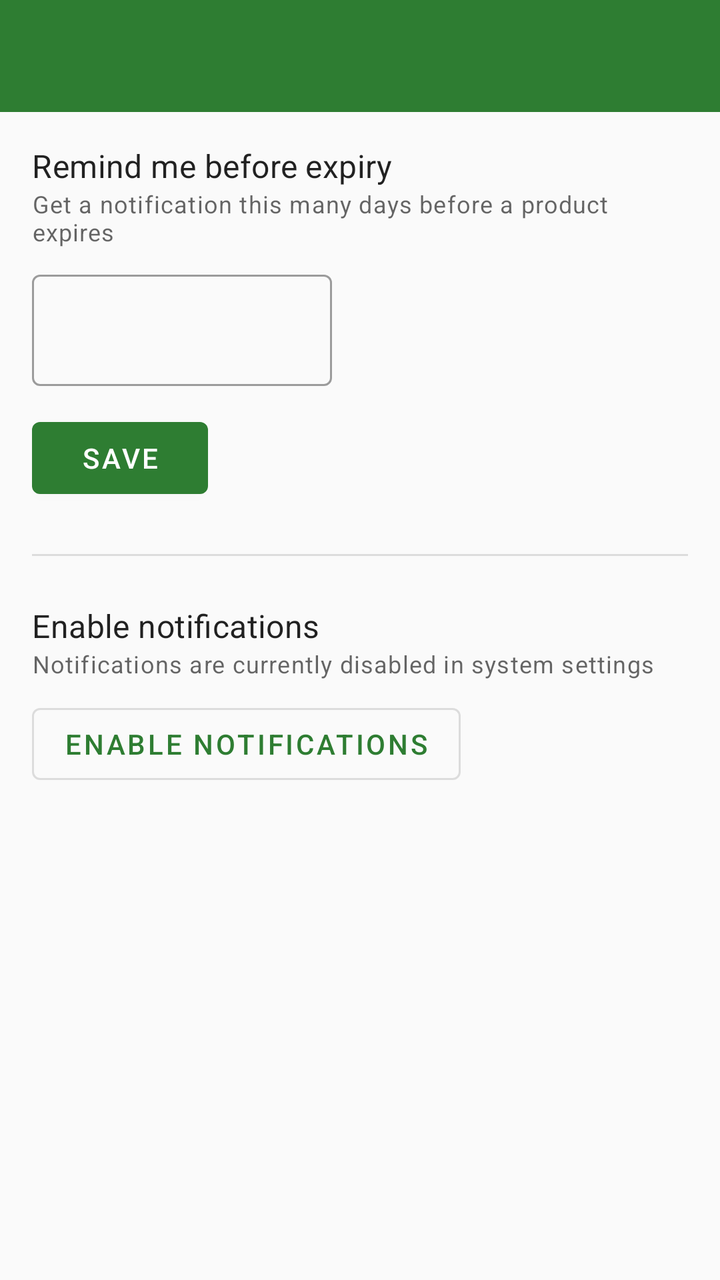
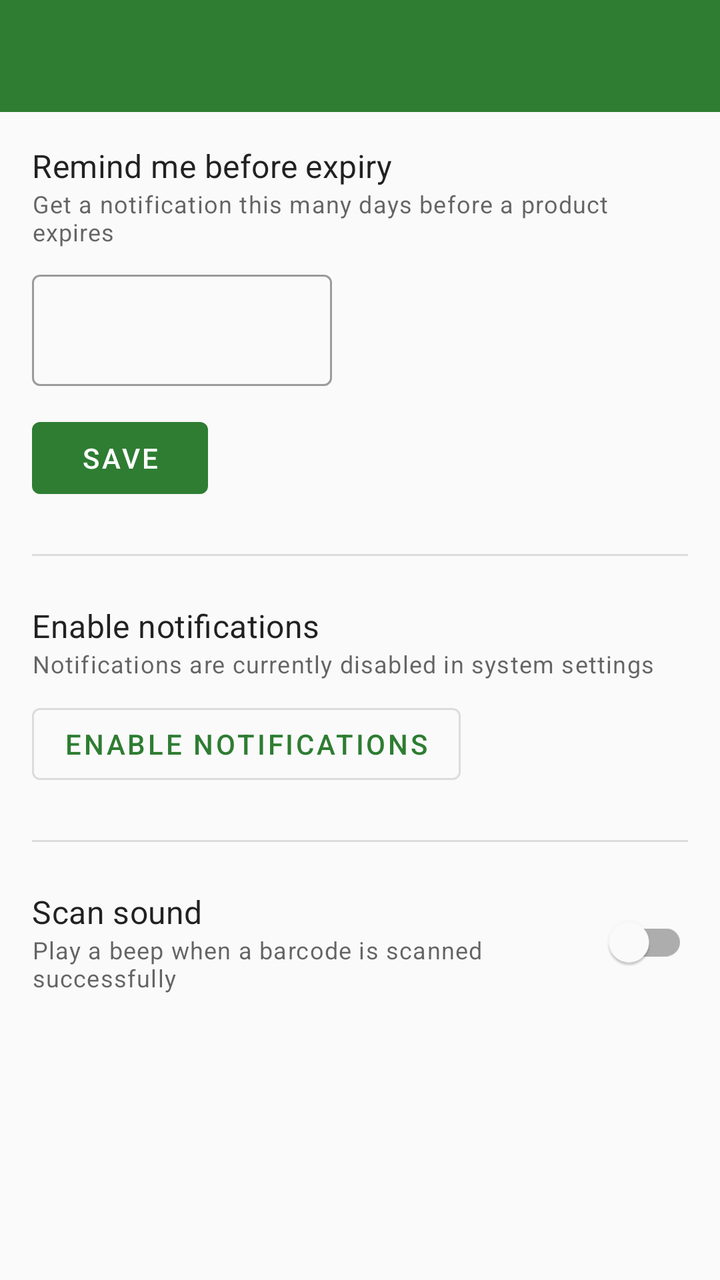

An Android layout rendered at two revisions. The XML below is the earlier revision; the diff shows what the commit changed to produce the second picture.
<!-- AndroidManifest.xml: application theme Theme.ExpiryManager -->
<!-- res/layout/activity_settings.xml -->
<?xml version="1.0" encoding="utf-8"?>
<LinearLayout
    xmlns:android="http://schemas.android.com/apk/res/android"
    xmlns:app="http://schemas.android.com/apk/res-auto"
    android:layout_width="match_parent"
    android:layout_height="match_parent"
    android:orientation="vertical">

    <androidx.appcompat.widget.Toolbar
        android:id="@+id/toolbar"
        android:layout_width="match_parent"
        android:layout_height="?attr/actionBarSize"
        android:background="?attr/colorPrimary"
        app:titleTextColor="?attr/colorOnPrimary"
        app:navigationIconTint="?attr/colorOnPrimary" />

    <LinearLayout
        android:layout_width="match_parent"
        android:layout_height="wrap_content"
        android:orientation="vertical"
        android:padding="16dp">

        <TextView
            android:layout_width="match_parent"
            android:layout_height="wrap_content"
            android:text="@string/pref_lead_time_title"
            android:textAppearance="?attr/textAppearanceSubtitle1" />

        <TextView
            android:layout_width="match_parent"
            android:layout_height="wrap_content"
            android:layout_marginBottom="8dp"
            android:text="@string/pref_lead_time_summary"
            android:textAppearance="?attr/textAppearanceCaption" />

        <com.google.android.material.textfield.TextInputLayout
            android:id="@+id/layout_lead_time"
            style="@style/Widget.MaterialComponents.TextInputLayout.OutlinedBox"
            android:layout_width="150dp"
            android:layout_height="wrap_content">

            <com.google.android.material.textfield.TextInputEditText
                android:id="@+id/edit_lead_time"
                android:layout_width="match_parent"
                android:layout_height="wrap_content"
                android:inputType="number" />

        </com.google.android.material.textfield.TextInputLayout>

        <com.google.android.material.button.MaterialButton
            android:id="@+id/button_save_lead_time"
            android:layout_width="wrap_content"
            android:layout_height="wrap_content"
            android:layout_marginTop="12dp"
            android:text="@string/action_save" />

        <View
            android:layout_width="match_parent"
            android:layout_height="1dp"
            android:layout_marginVertical="24dp"
            android:background="?android:attr/listDivider" />

        <TextView
            android:layout_width="match_parent"
            android:layout_height="wrap_content"
            android:text="@string/pref_notifications_title"
            android:textAppearance="?attr/textAppearanceSubtitle1" />

        <TextView
            android:id="@+id/text_notifications_summary"
            android:layout_width="match_parent"
            android:layout_height="wrap_content"
            android:layout_marginBottom="8dp"
            android:text="@string/pref_notifications_summary"
            android:textAppearance="?attr/textAppearanceCaption" />

        <com.google.android.material.button.MaterialButton
            android:id="@+id/button_open_notification_settings"
            style="@style/Widget.MaterialComponents.Button.OutlinedButton"
            android:layout_width="wrap_content"
            android:layout_height="wrap_content"
            android:text="@string/pref_notifications_title" />

    </LinearLayout>

</LinearLayout>
<!-- resources referenced by this layout -->
<resources>
  <string name="action_save">Save</string>
  <string name="pref_lead_time_summary">Get a notification this many days before a product expires</string>
  <string name="pref_lead_time_title">Remind me before expiry</string>
  <string name="pref_notifications_summary">Notifications are currently disabled in system settings</string>
  <string name="pref_notifications_title">Enable notifications</string>
  <style name="Theme.ExpiryManager" parent="Theme.MaterialComponents.DayNight.NoActionBar">
          <item name="colorPrimary">@color/primary</item>
          <item name="colorPrimaryDark">@color/primary_dark</item>
          <item name="colorOnPrimary">@color/on_primary</item>
          <item name="colorAccent">@color/accent</item>
          <item name="android:windowBackground">@color/background_light</item>
      </style>
  <color name="primary">#2E7D32</color>
  <color name="primary_dark">#1B5E20</color>
  <color name="on_primary">#FFFFFF</color>
  <color name="accent">#FF6F00</color>
  <color name="background_light">#FAFAFA</color>
</resources>

<!-- the commit's change to res/layout/activity_settings.xml (unified diff, before → after) -->
@@ -81,6 +81,45 @@
             android:layout_height="wrap_content"
             android:text="@string/pref_notifications_title" />
 
+        <View
+            android:layout_width="match_parent"
+            android:layout_height="1dp"
+            android:layout_marginVertical="24dp"
+            android:background="?android:attr/listDivider" />
+
+        <LinearLayout
+            android:layout_width="match_parent"
+            android:layout_height="wrap_content"
+            android:gravity="center_vertical"
+            android:orientation="horizontal">
+
+            <LinearLayout
+                android:layout_width="0dp"
+                android:layout_height="wrap_content"
+                android:layout_weight="1"
+                android:orientation="vertical">
+
+                <TextView
+                    android:layout_width="match_parent"
+                    android:layout_height="wrap_content"
+                    android:text="@string/pref_scan_sound_title"
+                    android:textAppearance="?attr/textAppearanceSubtitle1" />
+
+                <TextView
+                    android:layout_width="match_parent"
+                    android:layout_height="wrap_content"
+                    android:text="@string/pref_scan_sound_summary"
+                    android:textAppearance="?attr/textAppearanceCaption" />
+
+            </LinearLayout>
+
+            <com.google.android.material.switchmaterial.SwitchMaterial
+                android:id="@+id/switch_scan_sound"
+                android:layout_width="wrap_content"
+                android:layout_height="wrap_content" />
+
+        </LinearLayout>
+
     </LinearLayout>
 
 </LinearLayout>
<!-- resource entries referenced after the edit -->
@@ -5,6 +5,8 @@
   <string name="pref_lead_time_title">Remind me before expiry</string>
   <string name="pref_notifications_summary">Notifications are currently disabled in system settings</string>
   <string name="pref_notifications_title">Enable notifications</string>
+  <string name="pref_scan_sound_summary">Play a beep when a barcode is scanned successfully</string>
+  <string name="pref_scan_sound_title">Scan sound</string>
   <style name="Theme.ExpiryManager" parent="Theme.MaterialComponents.DayNight.NoActionBar">
           <item name="colorPrimary">@color/primary</item>
           <item name="colorPrimaryDark">@color/primary_dark</item>
